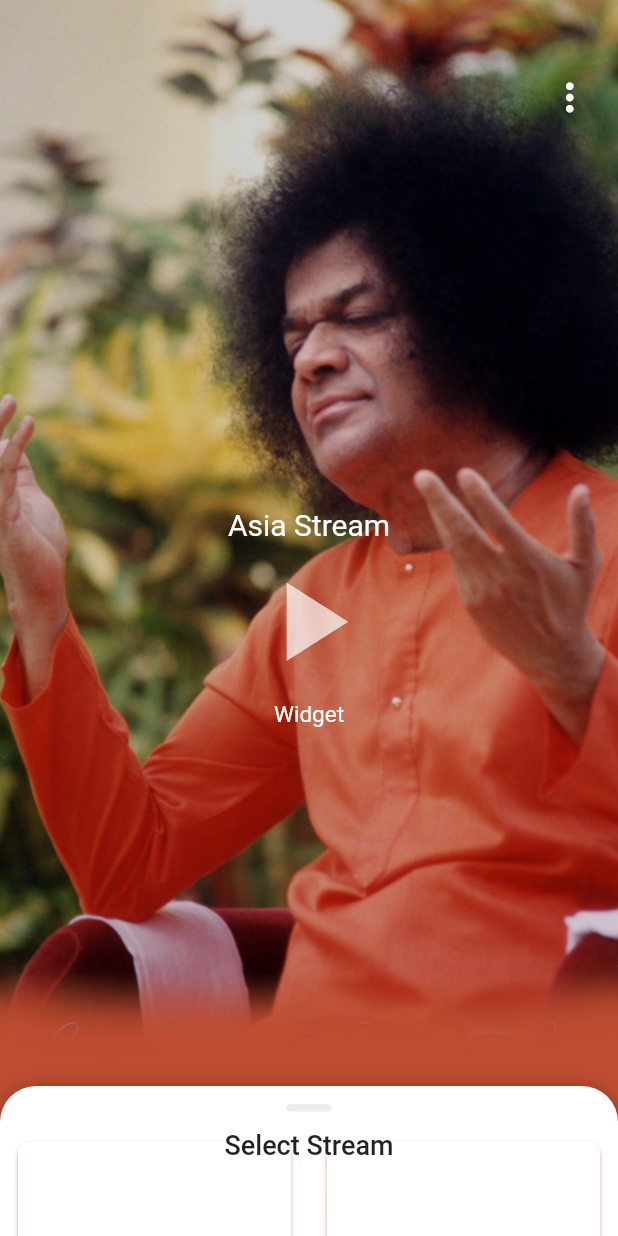
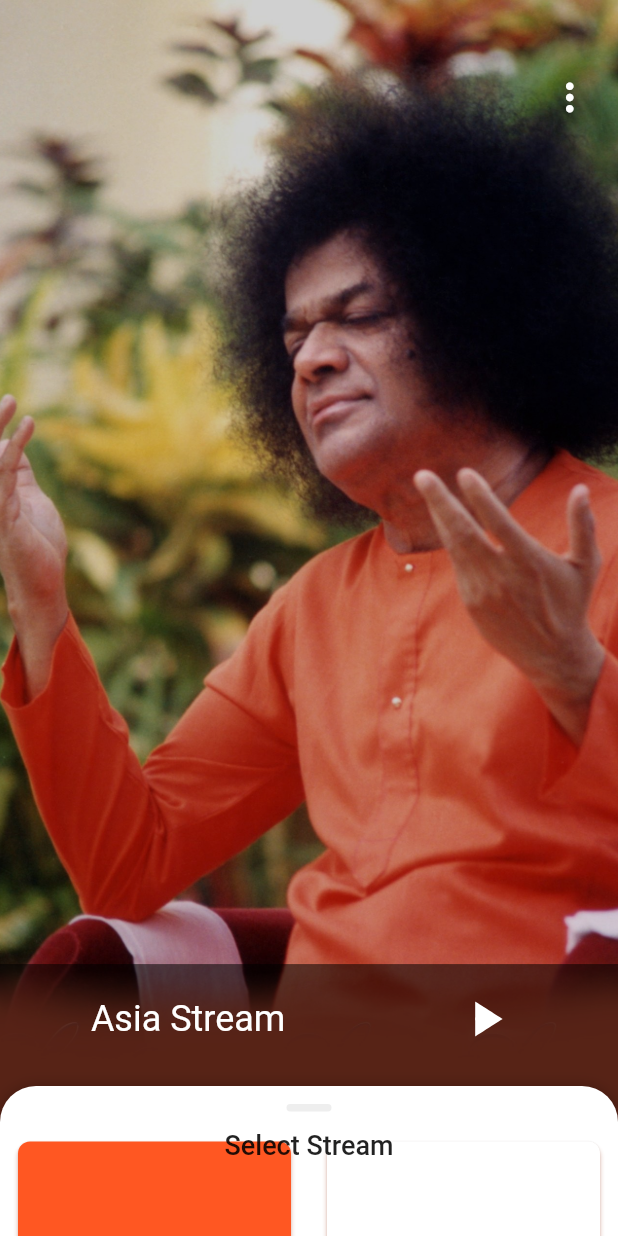
Before and after one commit to immadisairaj/radiosai, a Flutter app: the screen it shows after launch, on a phone screen of 412 x 824 dp. Run offline on Flutter 3.47's test engine with Material 2 defaults, Android fonts, the phone set to English and light mode, and no system bars; drawn by our look-alikes of sliding_up_panel; our stand-ins replace audio_service, internet_connection_checker, just_audio, rxdart, shared_preferences, webview_flutter; statements that could not run were skipped.

Commit message:
fix SI and modify radio player UI

```diff
--- a/lib/screens/radio/radio_home.dart
+++ b/lib/screens/radio/radio_home.dart
@@ -25,8 +25,21 @@ class _RadioHome extends State<RadioHome> {
       topRight: Radius.circular(24.0),
     );
     return Scaffold(
+      body: Stack(
+        children: [
+          SizedBox(
+            height: MediaQuery.of(context).size.height,
+            child: Image(
+              fit: BoxFit.cover,
+              image: AssetImage('assets/sai_listens.jpg'),
+            ),
+          ),
+          // Container to reduce the brightness of background pic
+          Container(
+            color: Color(0X2F000000),
+          ),
           // Consumers of all the providers to get the stream of data
-      body: Consumer<RadioIndexBloc>(
+          Consumer<RadioIndexBloc>(
             // listen to change of radio stream index
             builder: (context, _radioIndexBloc, child) {
               return StreamBuilder<int>(
@@ -67,6 +80,8 @@ class _RadioHome extends State<RadioHome> {
               );
             },
           ),
+        ],
+      ),
     );
   }
 }
--- a/lib/screens/radio/radio_player.dart
+++ b/lib/screens/radio/radio_player.dart
@@ -64,6 +64,7 @@ class _RadioPlayer extends State<RadioPlayer>
     // handle the pause and play button
     _handlePlayingState(widget.isPlaying);
     return Scaffold(
+      backgroundColor: Colors.transparent,
       // using stack to show notification alert when there is no internet
       body: Stack(
         children: [
@@ -85,23 +86,19 @@ class _RadioPlayer extends State<RadioPlayer>
             panel: RadioStreamSelect(
               panelController: _panelController,
             ),
-            body: Stack(
-              children: [
-                SizedBox(
-                  height: MediaQuery.of(context).size.height,
-                  child: Image(
-                    fit: BoxFit.cover,
-                    image: AssetImage('assets/sai_listens.jpg'),
-                  ),
-                ),
-                Container(
-                  color: Color(0X2F000000),
-                  child: Center(
+            parallaxEnabled: true,
+            parallaxOffset: 0.5,
+            body: Align(
+              alignment: Alignment.bottomCenter,
+              child: SizedBox(
+                height: MediaQuery.of(context).size.height * 0.22,
+                width: MediaQuery.of(context).size.width,
+                child: Container(
+                  color: Colors.black54,
                   child: playerDisplay(widget.radioStreamIndex, widget.isPlaying, widget.loadingState,
                       widget.radioLoadingBloc, widget.hasInternet),
                 ),
               ),
-              ],
             ),
           ),
           InternetAlert(hasInternet: widget.hasInternet),
@@ -150,29 +147,41 @@ class _RadioPlayer extends State<RadioPlayer>
       RadioLoadingBloc radioLoadingBloc, bool hasInternet) {
     // TODO: change all the numbers to use based on media query
     return Column(
-      mainAxisAlignment: MainAxisAlignment.center,
-      children: <Widget>[
-        Text(
+      mainAxisAlignment: MainAxisAlignment.spaceAround,
+      children: [
+        Padding(
+          padding: const EdgeInsets.only(bottom: 90),
+          child: Row(
+            mainAxisAlignment: MainAxisAlignment.spaceAround,
+            crossAxisAlignment: CrossAxisAlignment.center,
+            children: [
+              Padding(
+                padding: const EdgeInsets.only(left: 8.0),
+                child: Text(
                   MyConstants.of(context).radioStreamName[streamIndex ?? 0],
                   style: TextStyle(
                     color: Colors.white,
-            fontSize: 20,
+                    fontSize: 24,
                   ),
                 ),
-        Stack(
+              ),
+              Padding(
+                padding: const EdgeInsets.only(right: 8.0),
+                child: Stack(
                   alignment: Alignment.center,
                   children: [
                     // circular progress used to show the loading state
                     if (loadingState)
                       SizedBox(
-                height: 80,
-                width: 80,
+                        height: 40,
+                        width: 40,
                         child: CircularProgressIndicator(),
                       ),
-            Opacity(
-                opacity: 0.7,
-                child: IconButton(
-                  iconSize: 90,
+                    IconButton(
+                      splashRadius: 24,
+                      splashColor: Theme.of(context).primaryColor,
+                      highlightColor: Theme.of(context).primaryColor,
+                      iconSize: 40,
                       color: Colors.white,
                       icon: AnimatedIcon(
                         icon: AnimatedIcons.play_pause,
@@ -184,9 +193,14 @@ class _RadioPlayer extends State<RadioPlayer>
                               radioLoadingBloc, hasInternet);
                         }
                       },
-                )),
+                    ),
                   ],
                 ),
+              ),
+            ],
+          ),
+        ),
+        // Hiding the text below as other functions are dependent on this
         // Display the status of audio player in text
         StreamBuilder<AudioProcessingState>(
           stream: AudioService.playbackStateStream
@@ -239,7 +253,7 @@ class _RadioPlayer extends State<RadioPlayer>
               displayText,
               style: TextStyle(
                 color: Colors.white,
-                fontSize: 15,
+                fontSize: 1,
               ),
             );
           },
--- a/lib/screens/radio/radio_stream_select.dart
+++ b/lib/screens/radio/radio_stream_select.dart
@@ -34,7 +34,6 @@ class _RadioStreamSelect extends State<RadioStreamSelect> {
 
   Widget slide(RadioIndexBloc _radioIndexBloc, int index) {
     return Padding(
-      // TODO: change the number 25 to automatic scale (or keep it as it is)
       padding: const EdgeInsets.only(top: 25),
       child: GridView.builder(
         gridDelegate: new SliverGridDelegateWithFixedCrossAxisCount(
@@ -50,6 +49,7 @@ class _RadioStreamSelect extends State<RadioStreamSelect> {
             child: Card(
               elevation: 1.4,
               shadowColor: Theme.of(context).primaryColor,
+              color: (widgetIndex == index) ? Theme.of(context).primaryColor : null,
               shape: RoundedRectangleBorder(
                 borderRadius: BorderRadius.circular(8.0),
               ),
--- a/lib/screens/sai_inspires/sai_inspires.dart
+++ b/lib/screens/sai_inspires/sai_inspires.dart
@@ -26,6 +26,9 @@ class _SaiInspires extends State<SaiInspires> {
   DateTime selectedDate;
   String imageFinalUrl;
   String finalUrl;
+
+  // String _dateText = ''; // date text id is 'Head'
+  // String _contentText = ''; // content text id is 'Content'
 
   @override
   void initState() {
@@ -63,14 +66,34 @@ class _SaiInspires extends State<SaiInspires> {
                   child: Image.network(imageFinalUrl),
                 ),
               ),
-              // TODO: try changing WevView to InAppWebView for larger text
+              // Padding(
+              //   padding: EdgeInsets.only(left: 10, right: 10),
+              //   child: Text(_dateText),
+              // ),
+              // Padding(
+              //   padding: EdgeInsets.all(10),
+              //   child: Text('Thought of the Day'),
+              // ),
+              // Padding(
+              //   padding: EdgeInsets.only(left: 10, right: 10),
+              //   child: Text(_contentText),
+              // ),
+              // Padding(
+              //   padding: EdgeInsets.all(10),
+              //   child: Text('-BABA'),
+              // ),
+              // TODO: hide the webview after plugin upgrade and display
+              // or add zoom effect for temporary
               Expanded(
                 child: WebView(
                   initialUrl: finalUrl,
                   javascriptMode: JavascriptMode.unrestricted,
-                  onPageFinished: (url) async {
+                  onPageFinished: (url) {
                     _webViewController.evaluateJavascript(
-                      "document.body.style.zoom = 0.7; document.getElementById('Home').remove(); document.getElementById('Official').remove()"
+                      "document.body.style.zoom = 0.7;"
+                      "document.getElementById('Home').remove();"
+                      "document.getElementById('Official').remove();"
+                      // "<meta name=\"viewport\" content=\"width=device-width\">"
                     );
                   },
                   onWebViewCreated: (controller) {
```
Lines whose indentation alone changed are shown as unchanged.
